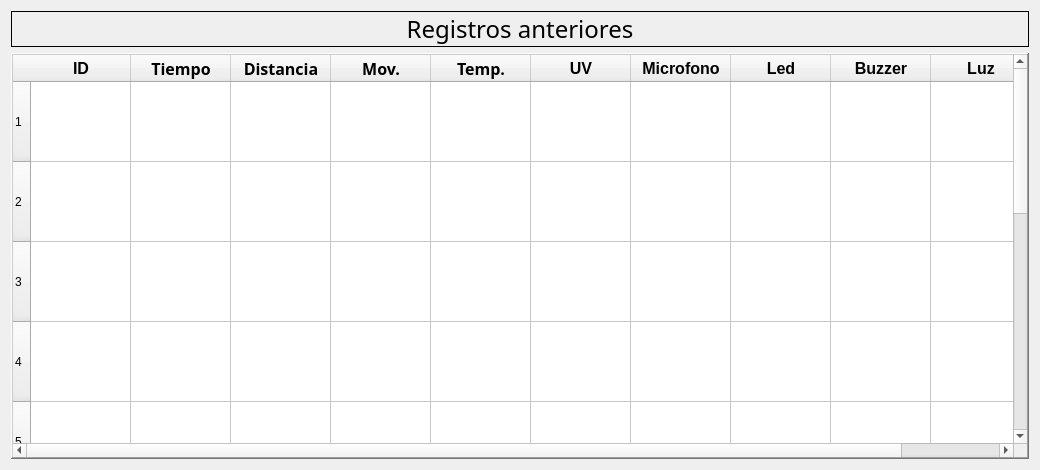
The window that SafeSpace/client/src/view/arduinos/subpages/registerspage.ui (Svndda/CI-0123-PIRS-incomprendidos) describes before a commit, drawn with Qt 5.
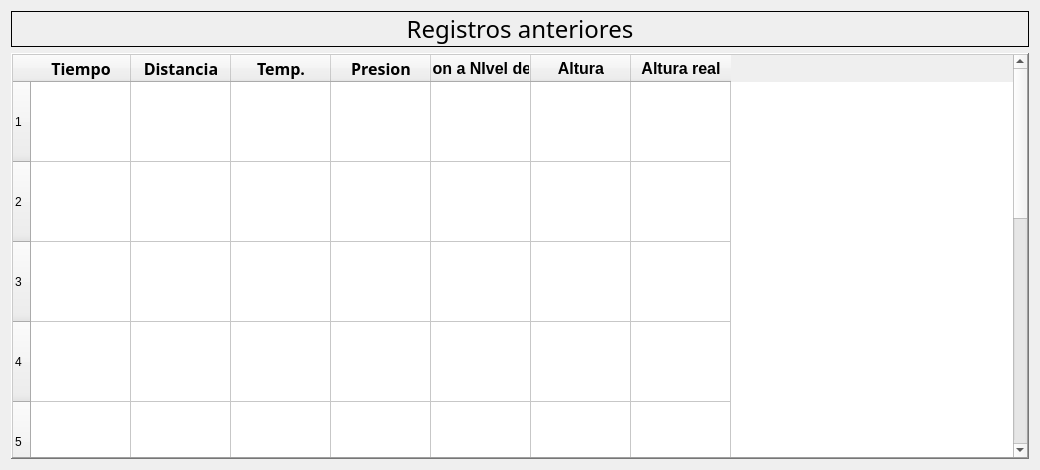
The same window after the commit.

Diff of the .ui file:
```diff
--- a/SafeSpace/client/src/view/arduinos/subpages/registerspage.ui
+++ b/SafeSpace/client/src/view/arduinos/subpages/registerspage.ui
@@ -15,7 +15,7 @@
   </property>
   <layout class="QGridLayout" name="gridLayout">
    <item row="1" column="1">
-    <widget class="QTableWidget" name="sensors_table">
+    <widget class="QTableWidget" name="registers_table">
      <property name="sizePolicy">
       <sizepolicy hsizetype="Expanding" vsizetype="Expanding">
        <horstretch>0</horstretch>
@@ -80,18 +80,6 @@
      <row/>
      <row/>
      <row/>
-     <column>
-      <property name="text">
-       <string>ID</string>
-      </property>
-      <property name="font">
-       <font>
-        <pointsize>12</pointsize>
-        <italic>false</italic>
-        <bold>true</bold>
-       </font>
-      </property>
-     </column>
      <column>
       <property name="text">
        <string>Tiempo</string>
@@ -116,18 +104,6 @@
        </font>
       </property>
      </column>
-     <column>
-      <property name="text">
-       <string>Mov.</string>
-      </property>
-      <property name="font">
-       <font>
-        <family>Segoe UI Variable</family>
-        <pointsize>12</pointsize>
-        <bold>true</bold>
-       </font>
-      </property>
-     </column>
      <column>
       <property name="text">
        <string>Temp.</string>
@@ -142,10 +118,11 @@
      </column>
      <column>
       <property name="text">
-       <string>UV</string>
+       <string>Presion</string>
       </property>
       <property name="font">
        <font>
+        <family>Segoe UI Variable</family>
         <pointsize>12</pointsize>
         <bold>true</bold>
        </font>
@@ -153,7 +130,7 @@
      </column>
      <column>
       <property name="text">
-       <string>Microfono</string>
+       <string>Presion a NIvel del Mar</string>
       </property>
       <property name="font">
        <font>
@@ -164,7 +141,18 @@
      </column>
      <column>
       <property name="text">
-       <string>Led</string>
+       <string>Altura</string>
+      </property>
+      <property name="font">
+       <font>
+        <pointsize>12</pointsize>
+        <bold>true</bold>
+       </font>
+      </property>
+     </column>
+     <column>
+      <property name="text">
+       <string>Altura real</string>
       </property>
       <property name="font">
        <font>
@@ -174,32 +162,10 @@
        </font>
       </property>
      </column>
-     <column>
-      <property name="text">
-       <string>Buzzer</string>
-      </property>
-      <property name="font">
-       <font>
-        <pointsize>12</pointsize>
-        <bold>true</bold>
-       </font>
-      </property>
-     </column>
-     <column>
-      <property name="text">
-       <string>Luz</string>
-      </property>
-      <property name="font">
-       <font>
-        <pointsize>12</pointsize>
-        <bold>true</bold>
-       </font>
-      </property>
-     </column>
     </widget>
    </item>
    <item row="0" column="1">
-    <widget class="QLabel" name="sensors_label">
+    <widget class="QLabel" name="registers_label">
      <property name="font">
       <font>
        <family>Impact</family>
```
